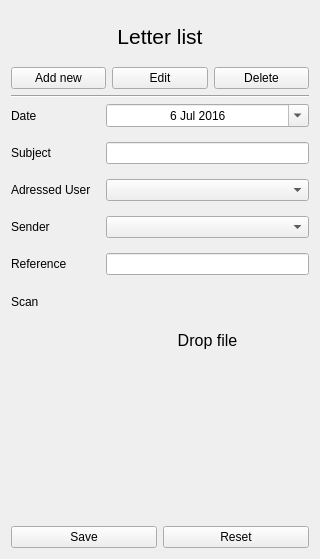
MazeFX/pat, file MyQtness/ui/letter_form.ui: the form before one commit.
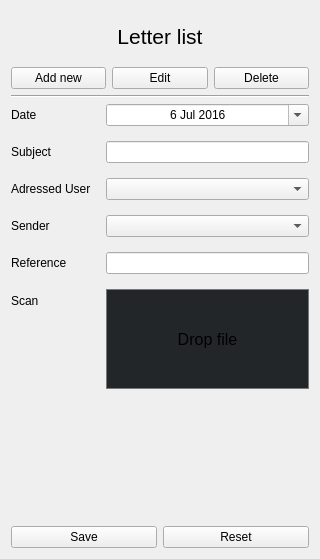
The form after the commit. Custom widgets are drawn as their Qt base class.

Commit message: Drag Drop is receiving file path and storing it in the database.

What changed in the file:
```diff
--- a/MyQtness/ui/letter_form.ui
+++ b/MyQtness/ui/letter_form.ui
@@ -19,6 +19,13 @@
   <property name="windowTitle">
    <string>Form</string>
   </property>
+  <property name="styleSheet">
+   <string notr="true">#scanFileDrop {
+    border: 1px solid #76797C;
+    background-color: #232629;
+    border-radius: 0px;
+}</string>
+  </property>
   <layout class="QVBoxLayout" name="verticalLayout">
    <item>
     <widget class="QLabel" name="label">
@@ -190,7 +197,10 @@
         <bool>true</bool>
        </property>
        <property name="autoFillBackground">
-        <bool>true</bool>
+        <bool>false</bool>
+       </property>
+       <property name="styleSheet">
+        <string notr="true"/>
        </property>
        <layout class="QVBoxLayout" name="verticalLayout_2">
         <item>
@@ -267,6 +277,12 @@
    <extends>QComboBox</extends>
    <header>MyQtness.myWidgets.h</header>
   </customwidget>
+  <customwidget>
+   <class>MyDragDropBox</class>
+   <extends>QWidget</extends>
+   <header>MyQtness.myWidgets.h</header>
+   <container>1</container>
+  </customwidget>
  </customwidgets>
  <resources/>
  <connections/>
```
Left out of the diff: 2 changed lines with no effect on the pictures. The commit also changes 5 other files.
